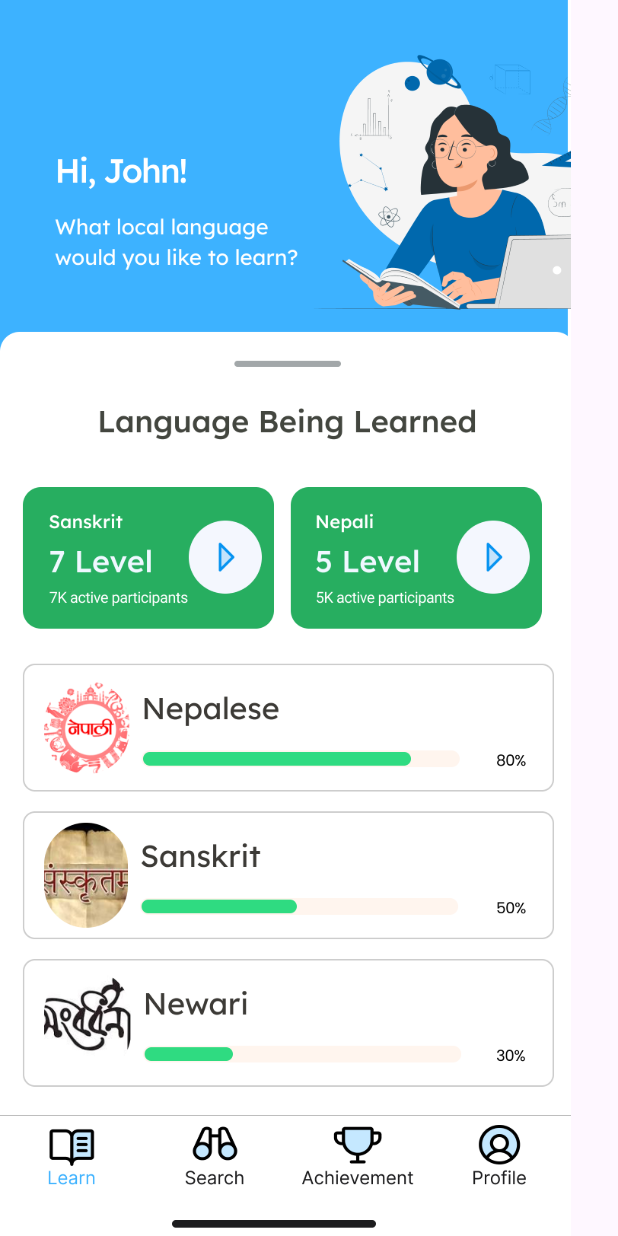
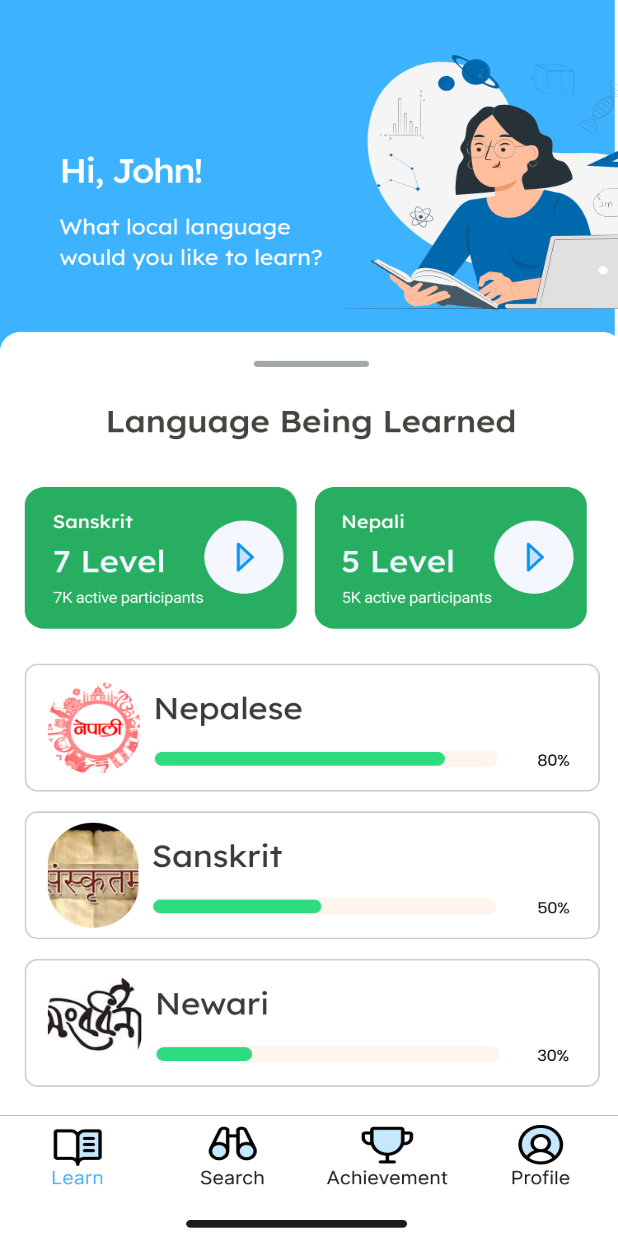
Before and after one commit to krishnaher0/vedalearn, a Flutter app: the DashboardScreen screen opened by its route, on a phone screen of 412 x 824 dp. Run offline on Flutter 3.47's test engine with Material 3 defaults, Android fonts, the phone set to English and light mode, and no system bars.

Commit message:
Updated Dashboard screen Code

```diff
--- a/lib/view/dashboard_screen.dart
+++ b/lib/view/dashboard_screen.dart
@@ -5,8 +5,12 @@ class DashboardScreen extends StatelessWidget {
 
   @override
   Widget build(BuildContext context) {
+    final size = MediaQuery.of(context).size;
     return Scaffold(
-      body: Image.asset("assets/images/dashboard1.png"),
+      body: SizedBox(
+        width: size.width * 1,
+        child: Image.asset("assets/images/dashboard1.png", fit: BoxFit.fill),
+      ),
     );
   }
 }
```
